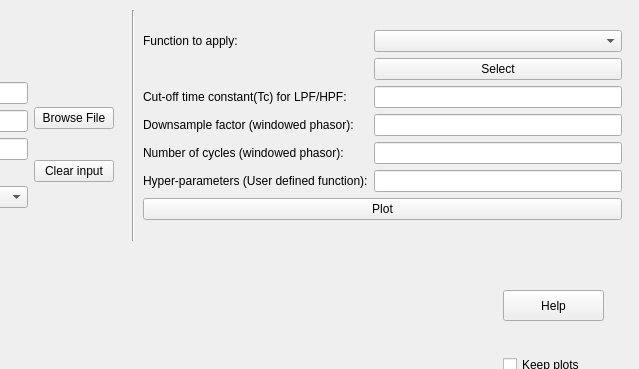
Old version of the form Post_processing/form.ui in the repository AjeyDikshit/PCube; both pictures show x 377 to 1016 and y 0 to 369 of the 1016 by 731 pixel window.
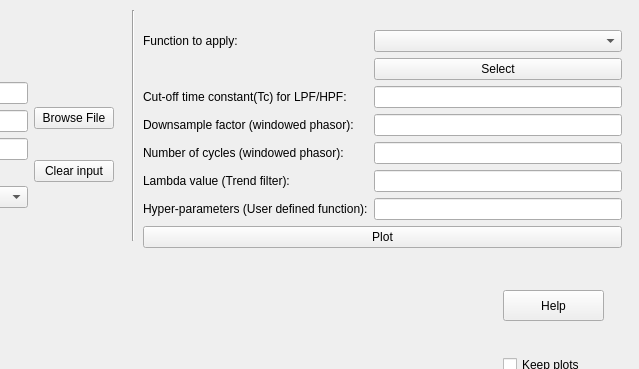
New version of the form. Custom widgets are drawn as their Qt base class.

Diff of the .ui file:
```diff
--- a/Post_processing/form.ui
+++ b/Post_processing/form.ui
@@ -179,7 +179,7 @@
       <x>520</x>
       <y>30</y>
       <width>479</width>
-      <height>231</height>
+      <height>241</height>
      </rect>
     </property>
     <layout class="QFormLayout" name="Function2apply">
@@ -257,6 +257,16 @@
        </item>
       </layout>
      </item>
+     <item row="5" column="1">
+      <widget class="QLineEdit" name="lambda_value"/>
+     </item>
+     <item row="5" column="0">
+      <widget class="QLabel" name="label_11">
+       <property name="text">
+        <string>Lambda value (Trend filter):</string>
+       </property>
+      </widget>
+     </item>
     </layout>
    </widget>
    <widget class="Line" name="line">
```
